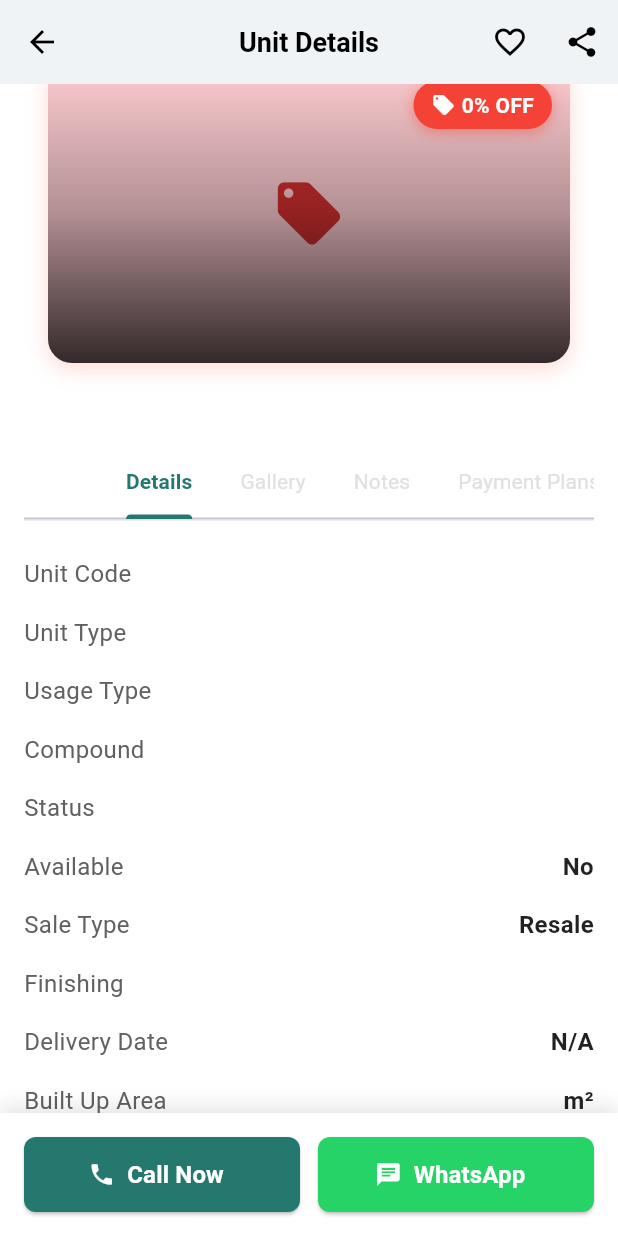
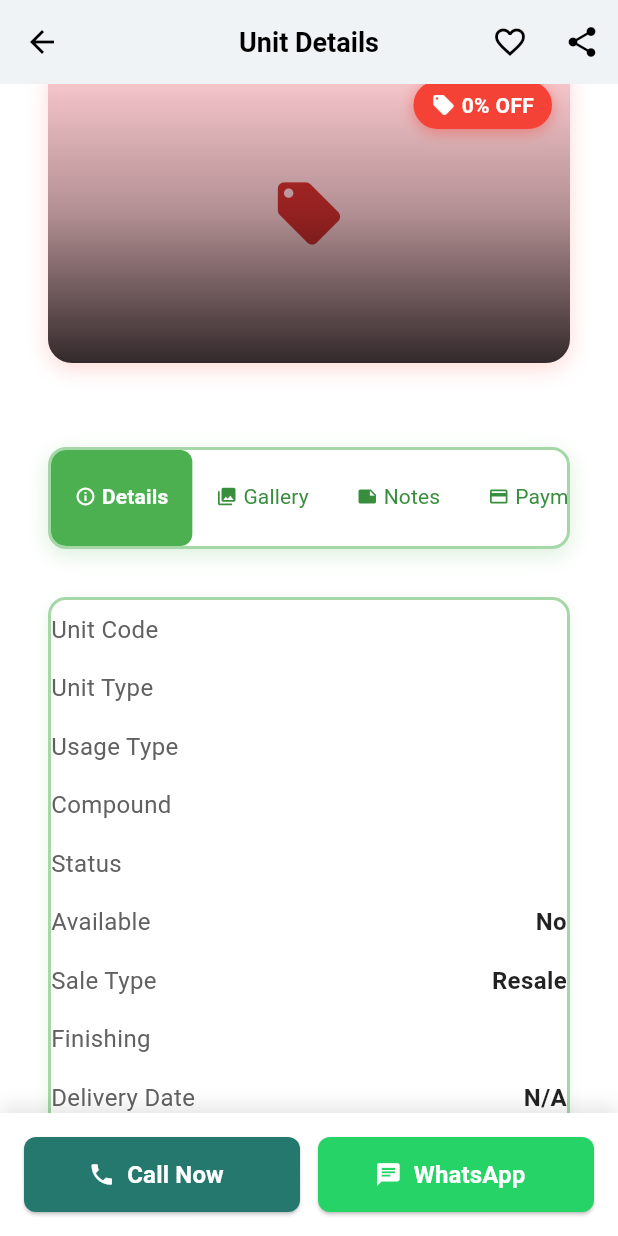
Before and after one commit to malakmagdy1/RealStateFlutter, a Flutter app: the UnitDetailScreen screen opened directly with empty values, scrolled down 576 dp, on a phone screen of 412 x 824 dp. Run offline on Flutter 3.47's test engine with Material 3 defaults, Android fonts, the phone set to English and light mode, and no system bars; our stand-ins replace bloc, carousel_slider, dio, equatable, firebase_core, firebase_messaging and 12 more; missing offline and left inert: dart:html, tutorial_coach_mark; accounts and stored records are empty; network calls fail; Roboto replaces fonts that are missing (Poppins); statements that could not run were skipped.

Commit message:
Update tabbar UI with green theme and improve compound screen layout
Unit Detail Screen Changes:
- Updated tabbar to modern design with rounded corners and green border
- Added green frame around tab content area
- Added icons to each tab (info, photo, note, payment, location, architecture)
- Changed selected tab background to green with white text
- Added box shadows for depth

Compound Screen Changes:
- Added favorite button to top right (positioned at right: 72)
- Moved image indicator dots from top-right to centered bottom position
- Added missing CompoundFavoriteState import
- Favorite button integrates with CompoundFavoriteBloc for state management

🤖 Generated with [Claude Code](https://claude.com/claude-code)

Co-Authored-By: Claude <noreply@anthropic.com>

```diff
--- a/lib/feature/compound/presentation/screen/unit_detail_screen.dart
+++ b/lib/feature/compound/presentation/screen/unit_detail_screen.dart
@@ -719,66 +719,148 @@ class _UnitDetailScreenState extends State<UnitDetailScreen> with SingleTickerPr
   }
 
   Widget _buildTabBar(AppLocalizations l10n) {
-    return AnimatedSwitcher(
-      duration: const Duration(milliseconds: 400),
-      switchInCurve: Curves.easeOutCubic,
-      switchOutCurve: Curves.easeInCubic,
-      transitionBuilder: (Widget child, Animation<double> animation) {
-        return FadeTransition(
-          opacity: animation,
-          child: ScaleTransition(
-            scale: Tween<double>(begin: 0.95, end: 1.0).animate(
-              CurvedAnimation(
-                parent: animation,
-                curve: Curves.easeOutBack,
-              ),
-            ),
-            child: SlideTransition(
-              position: Tween<Offset>(
-                begin: const Offset(0.05, 0),
-                end: Offset.zero,
-              ).animate(
-                CurvedAnimation(
-                  parent: animation,
-                  curve: Curves.easeOutCubic,
-                ),
-              ),
-              child: child,
-            ),
-          ),
-        );
-      },
-      child: Container(
-        key: ValueKey<int>(_tabController.index), // 🔑 triggers animation when switching
+    return LayoutBuilder(
+      builder: (context, constraints) {
+        // Calculate max width based on screen width
+        final screenWidth = MediaQuery.of(context).size.width;
+        final maxTabBarWidth = screenWidth - 32; // 16px margin on each side
+
+        return AnimatedContainer(
+          duration: Duration(milliseconds: 300),
+          curve: Curves.easeInOut,
+          margin: EdgeInsets.only(right: 16, bottom: 16, left: 16),
+          constraints: BoxConstraints(
+            maxWidth: maxTabBarWidth,
+          ),
           decoration: BoxDecoration(
-          border: Border(
-            bottom: BorderSide(color: Colors.grey.shade300, width: 1),
-          ),
-        ),
+            color: Colors.white,
+            borderRadius: BorderRadius.circular(12),
+            border: Border.all(
+              color: Colors.green.withOpacity(0.5),
+              width: 2,
+            ),
+            boxShadow: [
+              BoxShadow(
+                color: Colors.green.withOpacity(0.2),
+                blurRadius: 12,
+                offset: Offset(0, 4),
+              ),
+            ],
+          ),
+          child: ClipRRect(
+            borderRadius: BorderRadius.circular(10),
             child: TabBar(
               controller: _tabController,
-          labelColor: AppColors.mainColor,
-          unselectedLabelColor: AppColors.grey,
-          indicatorColor: AppColors.mainColor,
-          labelStyle: const TextStyle(fontWeight: FontWeight.bold, fontSize: 14),
-          unselectedLabelStyle: const TextStyle(fontWeight: FontWeight.normal, fontSize: 14),
               isScrollable: true,
+              labelColor: AppColors.white,
+              unselectedLabelColor: Colors.green.shade700,
+              indicator: BoxDecoration(
+                color: Colors.green,
+                borderRadius: BorderRadius.circular(8),
+              ),
+              indicatorSize: TabBarIndicatorSize.tab,
+              dividerColor: Colors.transparent,
+              labelPadding: EdgeInsets.symmetric(horizontal: 16, vertical: 8),
+              labelStyle: TextStyle(
+                fontSize: 14,
+                fontWeight: FontWeight.bold,
+              ),
+              unselectedLabelStyle: TextStyle(
+                fontSize: 14,
+                fontWeight: FontWeight.normal,
+              ),
+              tabAlignment: TabAlignment.start,
               tabs: [
-            Tab(text: l10n.details),
-            Tab(text: l10n.gallery),
-            const Tab(text: 'Notes'),
-            Tab(text: l10n.paymentPlans),
-            Tab(text: l10n.viewOnMap),
-            Tab(text: l10n.floorPlan),
-          ],
-        ),
-      ),
+                Tab(
+                  child: Row(
+                    mainAxisSize: MainAxisSize.min,
+                    children: [
+                      Icon(Icons.info_outline, size: 14),
+                      SizedBox(width: 4),
+                      Text(l10n.details),
+                    ],
+                  ),
+                ),
+                Tab(
+                  child: Row(
+                    mainAxisSize: MainAxisSize.min,
+                    children: [
+                      Icon(Icons.photo_library, size: 14),
+                      SizedBox(width: 4),
+                      Text(l10n.gallery),
+                    ],
+                  ),
+                ),
+                Tab(
+                  child: Row(
+                    mainAxisSize: MainAxisSize.min,
+                    children: [
+                      Icon(Icons.note, size: 14),
+                      SizedBox(width: 4),
+                      Text('Notes'),
+                    ],
+                  ),
+                ),
+                Tab(
+                  child: Row(
+                    mainAxisSize: MainAxisSize.min,
+                    children: [
+                      Icon(Icons.payment, size: 14),
+                      SizedBox(width: 4),
+                      Text(l10n.paymentPlans),
+                    ],
+                  ),
+                ),
+                Tab(
+                  child: Row(
+                    mainAxisSize: MainAxisSize.min,
+                    children: [
+                      Icon(Icons.location_on, size: 14),
+                      SizedBox(width: 4),
+                      Text(l10n.viewOnMap),
+                    ],
+                  ),
+                ),
+                Tab(
+                  child: Row(
+                    mainAxisSize: MainAxisSize.min,
+                    children: [
+                      Icon(Icons.architecture, size: 14),
+                      SizedBox(width: 4),
+                      Text(l10n.floorPlan),
+                    ],
+                  ),
+                ),
+              ],
+            ),
+          ),
+        );
+      },
     );
   }
 
 
   Widget _buildTabContent(AppLocalizations l10n) {
     return Container(
+      margin: EdgeInsets.symmetric(horizontal: 16),
+      decoration: BoxDecoration(
+        color: Colors.white,
+        borderRadius: BorderRadius.circular(12),
+        border: Border.all(
+          color: Colors.green.withOpacity(0.5),
+          width: 2,
+        ),
+        boxShadow: [
+          BoxShadow(
+            color: Colors.green.withOpacity(0.1),
+            blurRadius: 8,
+            offset: Offset(0, 2),
+          ),
+        ],
+      ),
+      child: ClipRRect(
+        borderRadius: BorderRadius.circular(10),
+        child: Container(
           height: 400,
           child: TabBarView(
             controller: _tabController,
@@ -790,6 +872,8 @@ class _UnitDetailScreenState extends State<UnitDetailScreen> with SingleTickerPr
               _buildMapTab(l10n),
               _buildFloorPlanTab(l10n),
             ],
+          ),
+        ),
       ),
     );
   }
--- a/lib/feature/home/presentation/CompoundScreen.dart
+++ b/lib/feature/home/presentation/CompoundScreen.dart
@@ -10,6 +10,7 @@ import 'package:real/feature/home/presentation/widget/rete_review.dart';
 import 'package:real/l10n/app_localizations.dart';
 import 'package:url_launcher/url_launcher.dart';
 import '../../compound/presentation/bloc/favorite/compound_favorite_event.dart';
+import '../../compound/presentation/bloc/favorite/compound_favorite_state.dart';
 import '../../compound/presentation/bloc/unit/unit_bloc.dart';
 import '../../compound/presentation/bloc/unit/unit_event.dart';
 import '../../compound/presentation/bloc/unit/unit_state.dart';
@@ -1538,6 +1539,49 @@ class _CompoundScreenState extends State<CompoundScreen>
                     ),
                   ),
                 ),
+                // Favorite Button
+                Positioned(
+                  top: 40,
+                  right: 72,
+                  child: BlocBuilder<CompoundFavoriteBloc, CompoundFavoriteState>(
+                    builder: (context, state) {
+                      bool isFavorite = false;
+                      if (state is CompoundFavoriteUpdated) {
+                        isFavorite = state.favorites.any((c) => c.id == widget.compound.id);
+                      }
+                      return Container(
+                        decoration: BoxDecoration(
+                          color: AppColors.white,
+                          shape: BoxShape.circle,
+                          boxShadow: [
+                            BoxShadow(
+                              color: AppColors.black.withOpacity(0.1),
+                              blurRadius: 8,
+                              offset: Offset(0, 2),
+                            ),
+                          ],
+                        ),
+                        child: IconButton(
+                          icon: Icon(
+                            isFavorite ? Icons.favorite : Icons.favorite_border,
+                            color: isFavorite ? Colors.red : AppColors.mainColor,
+                          ),
+                          onPressed: () {
+                            if (isFavorite) {
+                              context.read<CompoundFavoriteBloc>().add(
+                                RemoveFavoriteCompound(widget.compound),
+                              );
+                            } else {
+                              context.read<CompoundFavoriteBloc>().add(
+                                AddFavoriteCompound(widget.compound),
+                              );
+                            }
+                          },
+                        ),
+                      );
+                    },
+                  ),
+                ),
                 // Share Button
                 Positioned(
                   top: 40,
@@ -1560,11 +1604,13 @@ class _CompoundScreenState extends State<CompoundScreen>
                     ),
                   ),
                 ),
-                // Dot Indicators (only show if multiple images) - positioned at top right
+                // Dot Indicators (only show if multiple images) - positioned at center bottom
                 if (hasImages && widget.compound.images.length > 1)
                   Positioned(
-                    top: 100,
-                    right: 16,
+                    bottom: 16,
+                    left: 0,
+                    right: 0,
+                    child: Center(
                       child: Container(
                         padding: EdgeInsets.symmetric(horizontal: 8, vertical: 6),
                         decoration: BoxDecoration(
@@ -1593,6 +1639,7 @@ class _CompoundScreenState extends State<CompoundScreen>
                         ),
                       ),
                     ),
+                  ),
               ],
             ),
 
```
Lines whose indentation alone changed are shown as unchanged.
